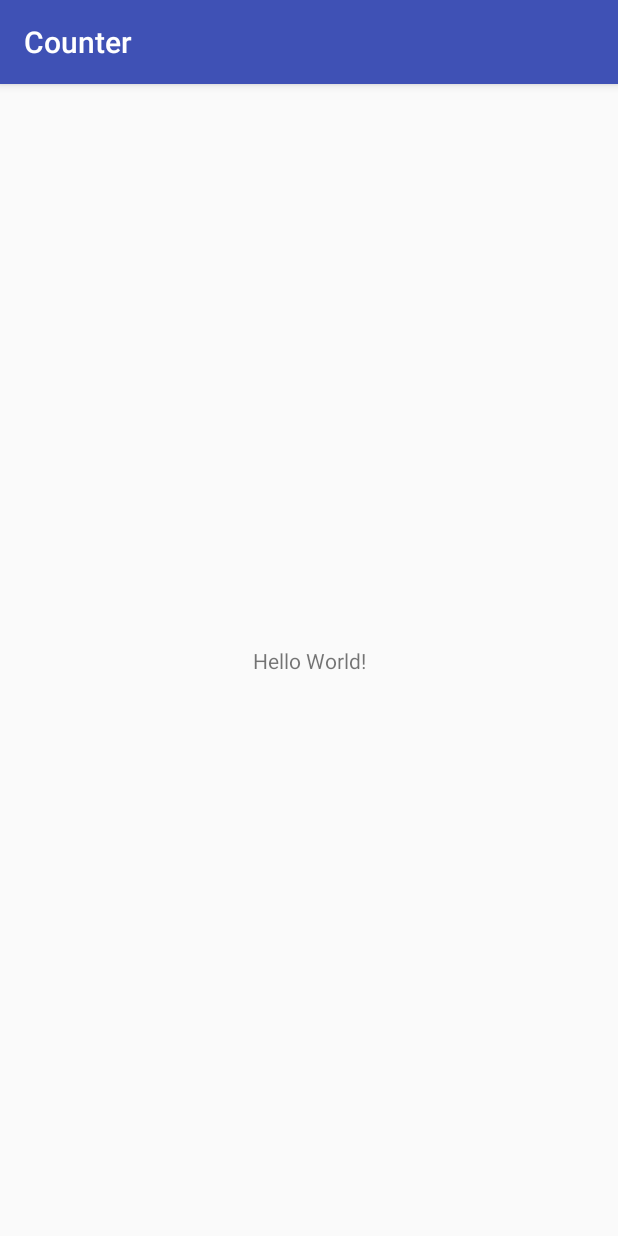
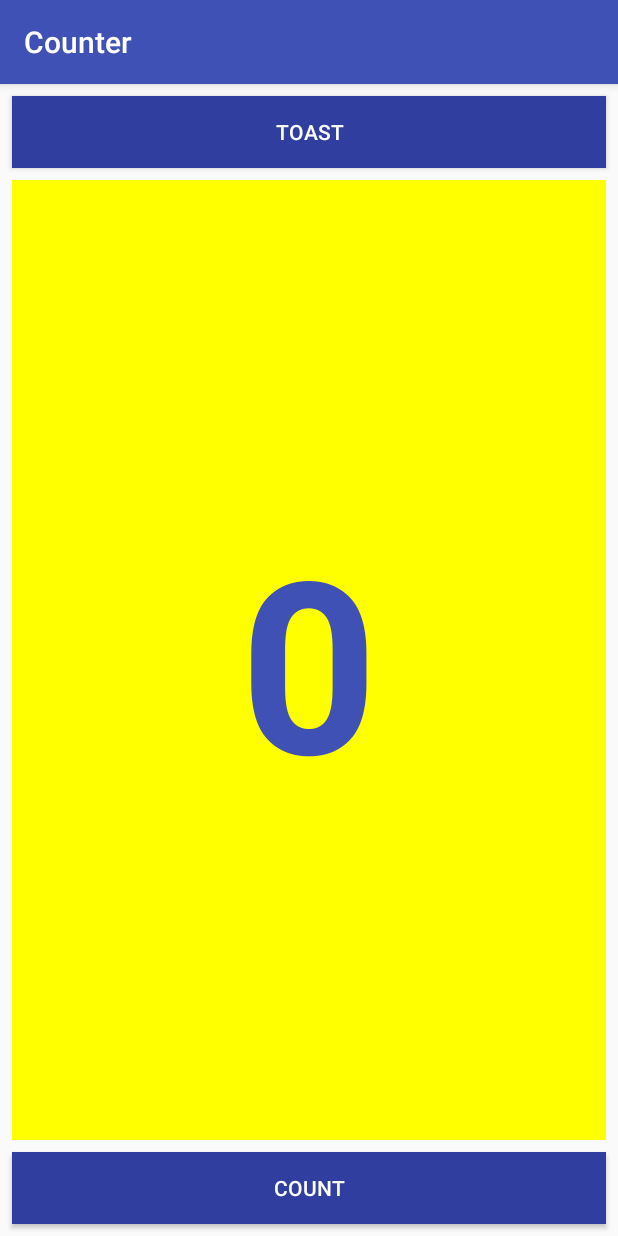
Before and after one commit to medabbassi/Counter, an Android app: the screen it shows after launch (MainActivity), on a phone screen of 412 x 824 dp. Run offline under Robolectric (Android 15) with nearby library versions, the phone set to English and light mode, and no system bars.

Commit message:
Layout of activity

```diff
--- a/app/src/main/java/com/mohamedabbassi/counter/MainActivity.java
+++ b/app/src/main/java/com/mohamedabbassi/counter/MainActivity.java
@@ -2,6 +2,7 @@ package com.mohamedabbassi.counter;
 
 import android.support.v7.app.AppCompatActivity;
 import android.os.Bundle;
+import android.view.View;
 
 public class MainActivity extends AppCompatActivity {
 
@@ -10,4 +11,10 @@ public class MainActivity extends AppCompatActivity {
         super.onCreate(savedInstanceState);
         setContentView(R.layout.activity_main);
     }
+
+    public void showToast(View view) {
+    }
+
+    public void countUp(View view) {
+    }
 }
--- a/app/src/main/res/layout/activity_main.xml
+++ b/app/src/main/res/layout/activity_main.xml
@@ -6,13 +6,58 @@
     android:layout_height="match_parent"
     tools:context=".MainActivity">
 
-    <TextView
-        android:layout_width="wrap_content"
+    <Button
+        android:id="@+id/button_toast"
+        android:layout_width="0dp"
         android:layout_height="wrap_content"
-        android:text="Hello World!"
-        app:layout_constraintBottom_toBottomOf="parent"
-        app:layout_constraintLeft_toLeftOf="parent"
-        app:layout_constraintRight_toRightOf="parent"
+        android:layout_marginEnd="8dp"
+        android:layout_marginLeft="8dp"
+        android:layout_marginRight="8dp"
+        android:layout_marginStart="8dp"
+        android:layout_marginTop="8dp"
+        android:background="@color/colorPrimaryDark"
+        android:onClick="showToast"
+        android:text="Toast"
+        android:textColor="@android:color/white"
+        app:layout_constraintEnd_toEndOf="parent"
+        app:layout_constraintStart_toStartOf="parent"
         app:layout_constraintTop_toTopOf="parent" />
 
+    <Button
+        android:id="@+id/button_count"
+        android:layout_width="0dp"
+        android:layout_height="wrap_content"
+        android:layout_marginBottom="8dp"
+        android:layout_marginEnd="8dp"
+        android:layout_marginLeft="8dp"
+        android:layout_marginRight="8dp"
+        android:layout_marginStart="8dp"
+        android:background="@color/colorPrimaryDark"
+        android:onClick="countUp"
+        android:text="Count"
+        android:textColor="@android:color/white"
+        app:layout_constraintBottom_toBottomOf="parent"
+        app:layout_constraintEnd_toEndOf="parent"
+        app:layout_constraintStart_toStartOf="parent" />
+
+    <TextView
+        android:id="@+id/show_count"
+        android:layout_width="0dp"
+        android:layout_height="0dp"
+        android:layout_marginBottom="8dp"
+        android:layout_marginEnd="8dp"
+        android:layout_marginLeft="8dp"
+        android:layout_marginRight="8dp"
+        android:layout_marginStart="8dp"
+        android:layout_marginTop="8dp"
+        android:background="#FFFF00"
+        android:gravity="center_vertical|center_horizontal"
+        android:text="0"
+        android:textColor="@color/colorPrimary"
+        android:textSize="160sp"
+        android:textStyle="bold"
+        app:layout_constraintBottom_toTopOf="@+id/button_count"
+        app:layout_constraintEnd_toEndOf="parent"
+        app:layout_constraintStart_toStartOf="parent"
+        app:layout_constraintTop_toBottomOf="@+id/button_toast" />
 </android.support.constraint.ConstraintLayout>
--- a/app/src/main/res/values/colors.xml
+++ b/app/src/main/res/values/colors.xml
@@ -1,6 +1,6 @@
 <?xml version="1.0" encoding="utf-8"?>
 <resources>
     <color name="colorPrimary">#3F51B5</color>
-    <color name="colorPrimaryDark">#303F9F</color>
+    <color name="colorPrimaryDark">#303f9f</color>
     <color name="colorAccent">#FF4081</color>
 </resources>
--- a/app/src/main/res/values/strings.xml
+++ b/app/src/main/res/values/strings.xml
@@ -1,3 +1,6 @@
 <resources>
     <string name="app_name">Counter</string>
+    <string name="button_label_toast">button_label_toast</string>
+    <string name="button_label_count">button_lable_count</string>
+    <string name="count_initial_value">count_initial_value</string>
 </resources>
```
